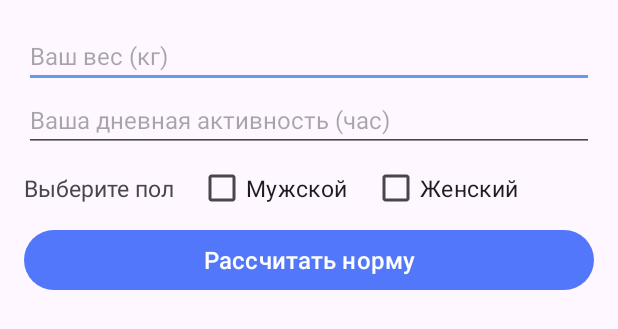
After one commit to josephiskingkong/waterTracker, an Android app: the layout calculate_layout.xml on its own in the app's theme, with its tools: preview values and no code run, on a phone screen of 412 x 824 dp. The commit adds this screen. Shown: the top 329 px of the screen. Run offline under Robolectric (Android 15) with nearby library versions, the phone set to English and light mode, and no system bars.

Commit message:
add calculate rate form, dependent strings

```diff
--- /dev/null
+++ b/app/src/main/res/layout/calculate_layout.xml
@@ -0,0 +1,59 @@
+<?xml version="1.0" encoding="utf-8"?>
+<LinearLayout xmlns:android="http://schemas.android.com/apk/res/android"
+    android:layout_width="match_parent"
+    android:layout_height="wrap_content"
+    android:orientation="vertical"
+    android:padding="16dp">
+
+    <EditText
+        android:id="@+id/editText_weight"
+        android:layout_width="match_parent"
+        android:layout_height="wrap_content"
+        android:hint="@string/editText_weight"
+        android:textSize="16dp"
+        android:inputType="number"/>
+
+    <EditText
+        android:id="@+id/editText_daily_activity"
+        android:layout_width="match_parent"
+        android:layout_height="wrap_content"
+        android:hint="@string/editText_daily_activity"
+        android:textSize="16dp"
+        android:inputType="number"/>
+
+    <LinearLayout
+        android:layout_width="match_parent"
+        android:layout_height="wrap_content"
+        android:orientation="horizontal">
+
+        <TextView
+            android:layout_width="wrap_content"
+            android:layout_height="match_parent"
+            android:layout_marginTop="13dp"
+            android:textSize="15dp"
+            android:text="@string/textview_choose_gender"/>
+
+        <CheckBox
+            android:id="@+id/checkbox_male"
+            android:layout_width="wrap_content"
+            android:layout_height="wrap_content"
+            android:text="@string/checkbox_male"
+            android:textSize="15dp"
+            android:layout_marginStart="16dp"/>
+
+        <CheckBox
+            android:id="@+id/checkbox_female"
+            android:layout_width="wrap_content"
+            android:layout_height="wrap_content"
+            android:text="@string/checkbox_female"
+            android:textSize="15dp"
+            android:layout_marginStart="16dp" />
+    </LinearLayout>
+
+    <Button
+        android:id="@+id/button_calculate"
+        android:layout_width="match_parent"
+        android:layout_height="wrap_content"
+        android:text="@string/button_calculate_goal"
+        android:textSize="16dp"/>
+</LinearLayout>
--- a/app/src/main/res/values/strings.xml
+++ b/app/src/main/res/values/strings.xml
@@ -8,4 +8,13 @@
     <string name="button_add_water">Добавить воду</string>
     <string name="button_statistic">Статистика</string>
     <string name="hello_blank_fragment">Hello blank fragment</string>
+    <string name="button_calculate_goal">Рассчитать норму</string>
+    <string name="button_set_goal">Установить норму</string>
+    <string name="editText_daily_activity">Ваша дневная активность (час)</string>
+    <string name="editText_weight">Ваш вес (кг)</string>
+    <string name="textView_average_amount_water">Среднее количество воды:</string>
+    <string name="editText_hint_input_water_rate">Введите норму воды</string>
+    <string name="checkbox_female">Женский</string>
+    <string name="checkbox_male">Мужской</string>
+    <string name="textview_choose_gender">Выберите пол</string>
 </resources>
```
Also changed, not shown: app/src/main/java/com/example/watertracker/StatisticsActivity.kt (+38 -0 lines), app/src/main/res/layout/activity_statistics.xml (+14 -4 lines).
